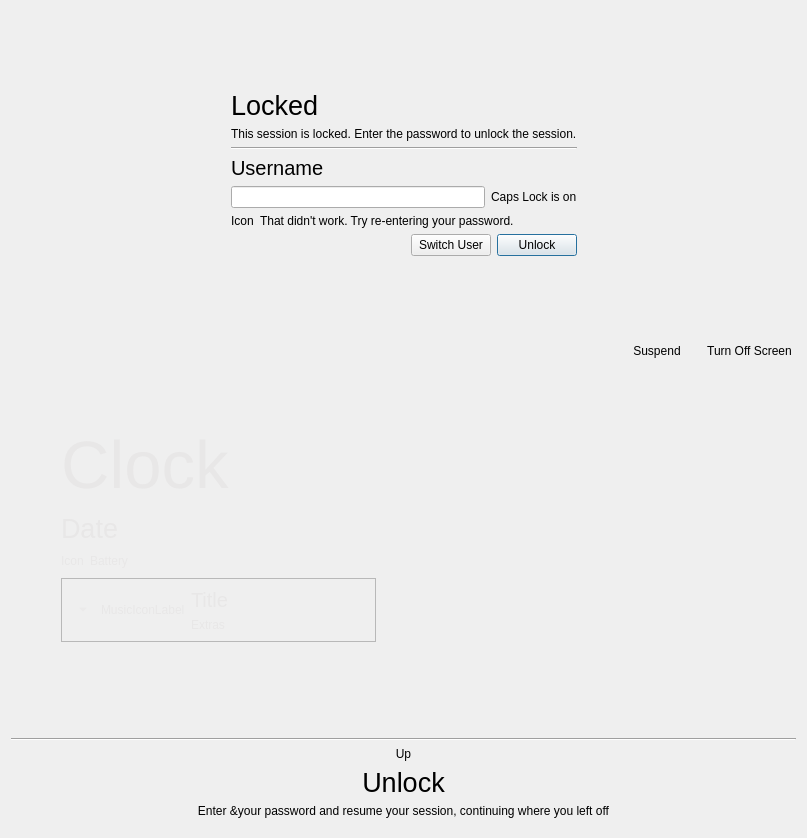
First picture: the form in screenlock/lockscreen.ui, repository vicr123/tsscreenlock, before the edit.
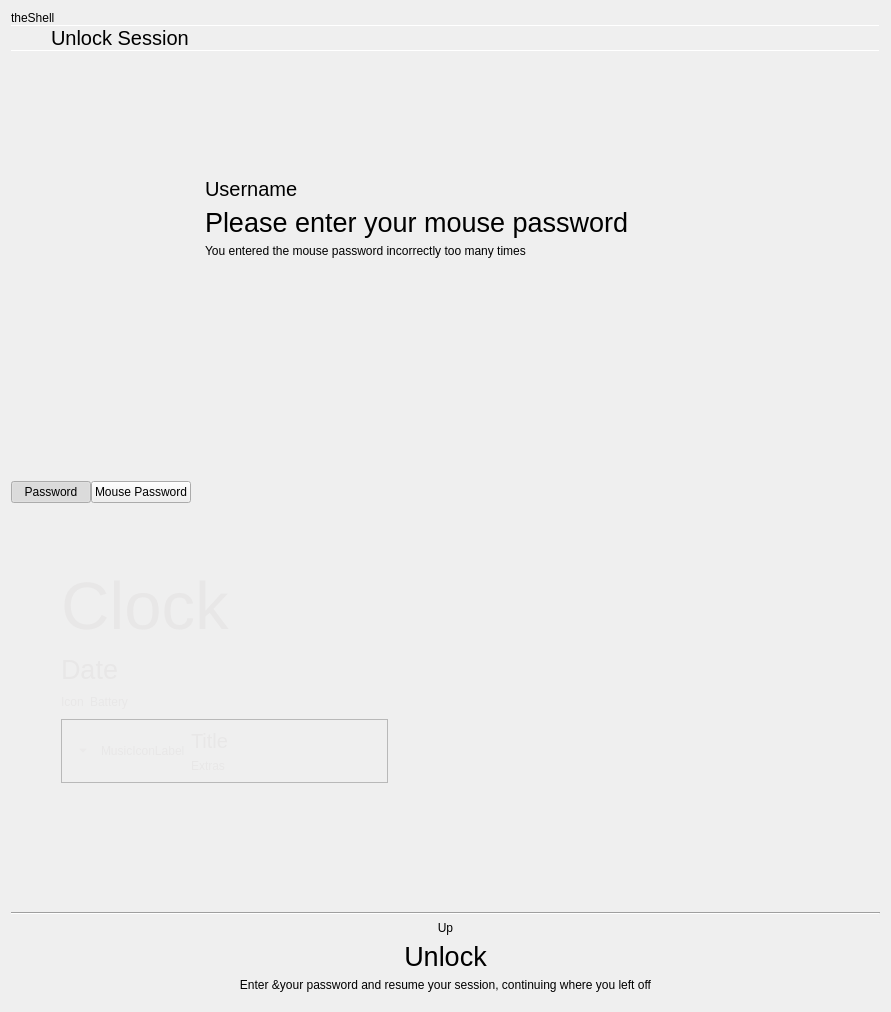
Second picture: the form after the edit. The open tabs and pages were chosen to show the change. Icons and pictures are not drawn. Custom widgets are drawn as their Qt base class.

Commit message: Redesign login experience, translations now supported

```diff
--- a/screenlock/lockscreen.ui
+++ b/screenlock/lockscreen.ui
@@ -6,12 +6,12 @@
    <rect>
     <x>0</x>
     <y>0</y>
-    <width>807</width>
-    <height>838</height>
+    <width>891</width>
+    <height>1012</height>
    </rect>
   </property>
   <property name="windowTitle">
-   <string>Lock Screen</string>
+   <string notr="true">Lock Screen</string>
   </property>
   <layout class="QVBoxLayout" name="verticalLayout_3">
    <item>
@@ -25,7 +25,10 @@
      <property name="frameShadow">
       <enum>QFrame::Raised</enum>
      </property>
-     <layout class="QGridLayout" name="gridLayout">
+     <layout class="QVBoxLayout" name="verticalLayout_8">
+      <property name="spacing">
+       <number>0</number>
+      </property>
       <property name="leftMargin">
        <number>0</number>
       </property>
@@ -38,34 +41,205 @@
       <property name="bottomMargin">
        <number>0</number>
       </property>
-      <item row="0" column="1">
-       <spacer name="verticalSpacer_2">
-        <property name="orientation">
-         <enum>Qt::Vertical</enum>
+      <item>
+       <widget class="QStackedWidget" name="pagesStack">
+        <property name="currentIndex">
+         <number>0</number>
         </property>
-        <property name="sizeHint" stdset="0">
+        <widget class="QWidget" name="page_2">
+         <layout class="QVBoxLayout" name="verticalLayout_10">
+          <property name="spacing">
+           <number>0</number>
+          </property>
+          <property name="leftMargin">
+           <number>0</number>
+          </property>
+          <property name="topMargin">
+           <number>0</number>
+          </property>
+          <property name="rightMargin">
+           <number>0</number>
+          </property>
+          <property name="bottomMargin">
+           <number>0</number>
+          </property>
+          <item>
+           <widget class="QLabel" name="label_7">
+            <property name="text">
+             <string>theShell</string>
+            </property>
+            <property name="margin">
+             <number>3</number>
+            </property>
+           </widget>
+          </item>
+          <item>
+           <widget class="Line" name="line_5">
+            <property name="maximumSize">
          <size>
-          <width>20</width>
-          <height>24</height>
-         </size>
-        </property>
-       </spacer>
-      </item>
-      <item row="2" column="1">
-       <spacer name="verticalSpacer">
+              <width>16777215</width>
+              <height>1</height>
+             </size>
+            </property>
         <property name="orientation">
-         <enum>Qt::Vertical</enum>
-        </property>
-        <property name="sizeHint" stdset="0">
+             <enum>Qt::Horizontal</enum>
+            </property>
+           </widget>
+          </item>
+          <item>
+           <layout class="QHBoxLayout" name="horizontalLayout_9">
+            <item>
+             <widget class="QPushButton" name="goBackButton">
+              <property name="sizePolicy">
+               <sizepolicy hsizetype="Preferred" vsizetype="Preferred">
+                <horstretch>0</horstretch>
+                <verstretch>0</verstretch>
+               </sizepolicy>
+              </property>
+              <property name="toolTip">
+               <string>Back</string>
+              </property>
+              <property name="text">
+               <string/>
+              </property>
+              <property name="icon">
+               <iconset theme="go-previous">
+                <normaloff>.</normaloff>.</iconset>
+              </property>
+              <property name="autoDefault">
+               <bool>false</bool>
+              </property>
+              <property name="flat">
+               <bool>true</bool>
+              </property>
+             </widget>
+            </item>
+            <item>
+             <widget class="QLabel" name="label_2">
+              <property name="sizePolicy">
+               <sizepolicy hsizetype="Expanding" vsizetype="Preferred">
+                <horstretch>0</horstretch>
+                <verstretch>0</verstretch>
+               </sizepolicy>
+              </property>
+              <property name="font">
+               <font>
+                <pointsize>15</pointsize>
+               </font>
+              </property>
+              <property name="text">
+               <string>Unlock Session</string>
+              </property>
+              <property name="margin">
+               <number>9</number>
+              </property>
+             </widget>
+            </item>
+            <item>
+             <widget class="QPushButton" name="switchUserButton">
+              <property name="enabled">
+               <bool>true</bool>
+              </property>
+              <property name="sizePolicy">
+               <sizepolicy hsizetype="Preferred" vsizetype="Preferred">
+                <horstretch>0</horstretch>
+                <verstretch>0</verstretch>
+               </sizepolicy>
+              </property>
+              <property name="toolTip">
+               <string>Switch User</string>
+              </property>
+              <property name="text">
+               <string/>
+              </property>
+              <property name="icon">
+               <iconset theme="system-switch-user">
+                <normaloff>.</normaloff>.</iconset>
+              </property>
+              <property name="autoDefault">
+               <bool>false</bool>
+              </property>
+              <property name="flat">
+               <bool>true</bool>
+              </property>
+             </widget>
+            </item>
+            <item>
+             <widget class="QPushButton" name="SuspendButton">
+              <property name="sizePolicy">
+               <sizepolicy hsizetype="Preferred" vsizetype="Preferred">
+                <horstretch>0</horstretch>
+                <verstretch>0</verstretch>
+               </sizepolicy>
+              </property>
+              <property name="toolTip">
+               <string>Suspend</string>
+              </property>
+              <property name="text">
+               <string/>
+              </property>
+              <property name="icon">
+               <iconset theme="system-suspend">
+                <normaloff>.</normaloff>.</iconset>
+              </property>
+              <property name="flat">
+               <bool>true</bool>
+              </property>
+             </widget>
+            </item>
+            <item>
+             <widget class="QPushButton" name="TurnOffScreenButton">
+              <property name="sizePolicy">
+               <sizepolicy hsizetype="Preferred" vsizetype="Preferred">
+                <horstretch>0</horstretch>
+                <verstretch>0</verstretch>
+               </sizepolicy>
+              </property>
+              <property name="toolTip">
+               <string>Turn Off Screen</string>
+              </property>
+              <property name="text">
+               <string/>
+              </property>
+              <property name="icon">
+               <iconset theme="video-display">
+                <normaloff>.</normaloff>.</iconset>
+              </property>
+              <property name="flat">
+               <bool>true</bool>
+              </property>
+             </widget>
+            </item>
+           </layout>
+          </item>
+          <item>
+           <widget class="Line" name="line_4">
+            <property name="maximumSize">
          <size>
-          <width>20</width>
-          <height>25</height>
-         </size>
-        </property>
-       </spacer>
-      </item>
+              <width>16777215</width>
+              <height>1</height>
+             </size>
+            </property>
+            <property name="orientation">
+             <enum>Qt::Horizontal</enum>
+            </property>
+           </widget>
+          </item>
+          <item>
+           <widget class="QStackedWidget" name="loginStack">
+            <property name="currentIndex">
+             <number>0</number>
+            </property>
+            <widget class="QWidget" name="page">
+             <layout class="QGridLayout" name="gridLayout_2">
       <item row="1" column="1">
        <widget class="QFrame" name="lockFrame">
+                <property name="minimumSize">
+                 <size>
+                  <width>500</width>
+                  <height>0</height>
+                 </size>
+                </property>
         <property name="autoFillBackground">
          <bool>false</bool>
         </property>
@@ -79,35 +253,6 @@
          <number>0</number>
         </property>
         <layout class="QVBoxLayout" name="verticalLayout_2">
-         <item>
-          <widget class="QLabel" name="label_3">
-           <property name="font">
-            <font>
-             <pointsize>20</pointsize>
-            </font>
-           </property>
-           <property name="text">
-            <string>Locked</string>
-           </property>
-          </widget>
-         </item>
-         <item>
-          <widget class="QLabel" name="label_4">
-           <property name="text">
-            <string>This session is locked. Enter the password to unlock the session.</string>
-           </property>
-           <property name="buddy">
-            <cstring></cstring>
-           </property>
-          </widget>
-         </item>
-         <item>
-          <widget class="Line" name="line_2">
-           <property name="orientation">
-            <enum>Qt::Horizontal</enum>
-           </property>
-          </widget>
-         </item>
          <item>
           <widget class="QLabel" name="usernameLabel">
            <property name="font">
@@ -116,13 +261,49 @@
             </font>
            </property>
            <property name="text">
-            <string>Username</string>
+                    <string notr="true">Username</string>
            </property>
            <property name="buddy">
             <cstring></cstring>
            </property>
           </widget>
          </item>
+                 <item>
+                  <widget class="QLabel" name="label_3">
+                   <property name="font">
+                    <font>
+                     <pointsize>20</pointsize>
+                    </font>
+                   </property>
+                   <property name="text">
+                    <string>Please enter your password</string>
+                   </property>
+                  </widget>
+                 </item>
+                 <item>
+                  <spacer name="verticalSpacer_7">
+                   <property name="orientation">
+                    <enum>Qt::Vertical</enum>
+                   </property>
+                   <property name="sizeType">
+                    <enum>QSizePolicy::Fixed</enum>
+                   </property>
+                   <property name="sizeHint" stdset="0">
+                    <size>
+                     <width>20</width>
+                     <height>40</height>
+                    </size>
+                   </property>
+                  </spacer>
+                 </item>
+                 <item>
+                  <layout class="QVBoxLayout" name="verticalLayout_14">
+                   <property name="spacing">
+                    <number>0</number>
+                   </property>
+                   <property name="bottomMargin">
+                    <number>0</number>
+                   </property>
          <item>
           <layout class="QHBoxLayout" name="horizontalLayout_8">
            <property name="bottomMargin">
@@ -130,11 +311,22 @@
            </property>
            <item>
             <widget class="QLineEdit" name="password">
+                       <property name="font">
+                        <font>
+                         <pointsize>30</pointsize>
+                        </font>
+                       </property>
+                       <property name="frame">
+                        <bool>false</bool>
+                       </property>
              <property name="echoMode">
               <enum>QLineEdit::Password</enum>
              </property>
+                       <property name="alignment">
+                        <set>Qt::AlignCenter</set>
+                       </property>
              <property name="clearButtonEnabled">
-              <bool>true</bool>
+                        <bool>false</bool>
              </property>
             </widget>
            </item>
@@ -148,136 +340,39 @@
              </property>
             </widget>
            </item>
-          </layout>
-         </item>
-         <item>
-          <widget class="QFrame" name="incorrectPasswordFrame">
-           <property name="frameShape">
-            <enum>QFrame::NoFrame</enum>
-           </property>
-           <property name="frameShadow">
-            <enum>QFrame::Raised</enum>
-           </property>
-           <layout class="QHBoxLayout" name="horizontalLayout_7">
-            <property name="leftMargin">
-             <number>0</number>
-            </property>
-            <property name="topMargin">
-             <number>0</number>
-            </property>
-            <property name="rightMargin">
-             <number>0</number>
-            </property>
-            <property name="bottomMargin">
-             <number>0</number>
-            </property>
-            <item>
-             <widget class="QLabel" name="incorrectPasswordWarningIcon">
-              <property name="text">
-               <string notr="true">Icon</string>
-              </property>
-             </widget>
-            </item>
-            <item>
-             <widget class="QLabel" name="incorrectPassword">
-              <property name="sizePolicy">
-               <sizepolicy hsizetype="Expanding" vsizetype="Preferred">
-                <horstretch>0</horstretch>
-                <verstretch>0</verstretch>
-               </sizepolicy>
-              </property>
-              <property name="text">
-               <string>That didn't work. Try re-entering your password.</string>
-              </property>
-              <property name="buddy">
-               <cstring></cstring>
-              </property>
-             </widget>
-            </item>
-           </layout>
-          </widget>
-         </item>
-         <item>
-          <layout class="QHBoxLayout" name="horizontalLayout_2">
-           <item>
-            <widget class="QPushButton" name="goBackButton">
-             <property name="text">
-              <string/>
-             </property>
-             <property name="icon">
-              <iconset theme="go-previous">
-               <normaloff>.</normaloff>.</iconset>
-             </property>
-             <property name="autoDefault">
-              <bool>false</bool>
-             </property>
-             <property name="flat">
-              <bool>true</bool>
-             </property>
-            </widget>
-           </item>
-           <item>
-            <spacer name="horizontalSpacer_4">
-             <property name="orientation">
-              <enum>Qt::Horizontal</enum>
-             </property>
-             <property name="sizeHint" stdset="0">
-              <size>
-               <width>40</width>
-               <height>20</height>
-              </size>
-             </property>
-            </spacer>
-           </item>
-           <item>
-            <widget class="QPushButton" name="switchUserButton">
-             <property name="enabled">
-              <bool>true</bool>
-             </property>
-             <property name="text">
-              <string>Switch User</string>
-             </property>
-             <property name="icon">
-              <iconset theme="system-switch-user">
-               <normaloff>.</normaloff>.</iconset>
-             </property>
-             <property name="autoDefault">
-              <bool>false</bool>
-             </property>
-            </widget>
-           </item>
            <item>
             <widget class="QPushButton" name="unlockButton">
+                       <property name="sizePolicy">
+                        <sizepolicy hsizetype="Preferred" vsizetype="Preferred">
+                         <horstretch>0</horstretch>
+                         <verstretch>0</verstretch>
+                        </sizepolicy>
+                       </property>
              <property name="text">
-              <string>Unlock</string>
+                        <string/>
              </property>
              <property name="icon">
-              <iconset theme="system-lock-screen">
+                        <iconset theme="go-next">
                <normaloff>.</normaloff>.</iconset>
              </property>
              <property name="default">
+                        <bool>false</bool>
+                       </property>
+                       <property name="flat">
               <bool>true</bool>
              </property>
             </widget>
            </item>
           </layout>
          </item>
+                   <item>
+                    <widget class="UnderlineAnimation" name="PasswordUnderline" native="true"/>
+                   </item>
+                  </layout>
+                 </item>
         </layout>
        </widget>
       </item>
-      <item row="1" column="0">
-       <spacer name="horizontalSpacer">
-        <property name="orientation">
-         <enum>Qt::Horizontal</enum>
-        </property>
-        <property name="sizeHint" stdset="0">
-         <size>
-          <width>175</width>
-          <height>20</height>
-         </size>
-        </property>
-       </spacer>
-      </item>
       <item row="1" column="2">
        <spacer name="horizontalSpacer_2">
         <property name="orientation">
@@ -285,13 +380,294 @@
         </property>
         <property name="sizeHint" stdset="0">
          <size>
-          <width>174</width>
+                  <width>151</width>
           <height>20</height>
          </size>
         </property>
        </spacer>
       </item>
-      <item row="3" column="0" colspan="3">
+              <item row="0" column="1">
+               <spacer name="verticalSpacer_2">
+                <property name="orientation">
+                 <enum>Qt::Vertical</enum>
+                </property>
+                <property name="sizeHint" stdset="0">
+                 <size>
+                  <width>17</width>
+                  <height>82</height>
+                 </size>
+                </property>
+               </spacer>
+              </item>
+              <item row="1" column="0">
+               <spacer name="horizontalSpacer">
+                <property name="orientation">
+                 <enum>Qt::Horizontal</enum>
+                </property>
+                <property name="sizeHint" stdset="0">
+                 <size>
+                  <width>152</width>
+                  <height>20</height>
+                 </size>
+                </property>
+               </spacer>
+              </item>
+              <item row="2" column="1">
+               <spacer name="verticalSpacer">
+                <property name="orientation">
+                 <enum>Qt::Vertical</enum>
+                </property>
+                <property name="sizeHint" stdset="0">
+                 <size>
+                  <width>20</width>
+                  <height>25</height>
+                 </size>
+                </property>
+               </spacer>
+              </item>
+             </layout>
+            </widget>
+            <widget class="QWidget" name="MousePasswordPage">
+             <layout class="QGridLayout" name="gridLayout">
+              <item row="0" column="1">
+               <spacer name="verticalSpacer_5">
+                <property name="orientation">
+                 <enum>Qt::Vertical</enum>
+                </property>
+                <property name="sizeHint" stdset="0">
+                 <size>
+                  <width>20</width>
+                  <height>69</height>
+                 </size>
+                </property>
+               </spacer>
+              </item>
+              <item row="1" column="0">
+               <spacer name="horizontalSpacer_3">
+                <property name="orientation">
+                 <enum>Qt::Horizontal</enum>
+                </property>
+                <property name="sizeHint" stdset="0">
+                 <size>
+                  <width>169</width>
+                  <height>20</height>
+                 </size>
+                </property>
+               </spacer>
+              </item>
+              <item row="1" column="1">
+               <widget class="QFrame" name="lockFrame_2">
+                <property name="minimumSize">
+                 <size>
+                  <width>500</width>
+                  <height>0</height>
+                 </size>
+                </property>
+                <property name="autoFillBackground">
+                 <bool>false</bool>
+                </property>
+                <property name="frameShape">
+                 <enum>QFrame::NoFrame</enum>
+                </property>
+                <property name="frameShadow">
+                 <enum>QFrame::Plain</enum>
+                </property>
+                <property name="lineWidth">
+                 <number>0</number>
+                </property>
+                <layout class="QVBoxLayout" name="verticalLayout_9">
+                 <item>
+                  <widget class="QLabel" name="usernameLabel_2">
+                   <property name="font">
+                    <font>
+                     <pointsize>15</pointsize>
+                    </font>
+                   </property>
+                   <property name="text">
+                    <string notr="true">Username</string>
+                   </property>
+                   <property name="buddy">
+                    <cstring></cstring>
+                   </property>
+                  </widget>
+                 </item>
+                 <item>
+                  <widget class="QLabel" name="mousePasswordPrompt">
+                   <property name="font">
+                    <font>
+                     <pointsize>20</pointsize>
+                    </font>
+                   </property>
+                   <property name="text">
+                    <string>Please enter your mouse password</string>
+                   </property>
+                  </widget>
+                 </item>
+                 <item>
+                  <widget class="QLabel" name="mousePasswordErrorLabel">
+                   <property name="text">
+                    <string>You entered the mouse password incorrectly too many times</string>
+                   </property>
+                   <property name="wordWrap">
+                    <bool>true</bool>
+                   </property>
+                  </widget>
+                 </item>
+                 <item>
+                  <widget class="QFrame" name="mousePasswordActiveFrame">
+                   <property name="frameShape">
+                    <enum>QFrame::NoFrame</enum>
+                   </property>
+                   <property name="frameShadow">
+                    <enum>QFrame::Raised</enum>
+                   </property>
+                   <layout class="QVBoxLayout" name="verticalLayout_12">
+                    <property name="leftMargin">
+                     <number>0</number>
+                    </property>
+                    <property name="topMargin">
+                     <number>0</number>
+                    </property>
+                    <property name="rightMargin">
+                     <number>0</number>
+                    </property>
+                    <property name="bottomMargin">
+                     <number>0</number>
+                    </property>
+                    <item>
+                     <spacer name="verticalSpacer_8">
+                      <property name="orientation">
+                       <enum>Qt::Vertical</enum>
+                      </property>
+                      <property name="sizeType">
+                       <enum>QSizePolicy::Fixed</enum>
+                      </property>
+                      <property name="sizeHint" stdset="0">
+                       <size>
+                        <width>20</width>
+                        <height>40</height>
+                       </size>
+                      </property>
+                     </spacer>
+                    </item>
+                    <item>
+                     <layout class="QVBoxLayout" name="verticalLayout_13">
+                      <property name="spacing">
+                       <number>0</number>
+                      </property>
+                      <item>
+                       <layout class="QHBoxLayout" name="horizontalLayout_11">
+                        <property name="spacing">
+                         <number>0</number>
+                        </property>
+                        <item>
+                         <widget class="QLabel" name="mousePasswordEchoLabel">
+                          <property name="sizePolicy">
+                           <sizepolicy hsizetype="Expanding" vsizetype="Preferred">
+                            <horstretch>0</horstretch>
+                            <verstretch>0</verstretch>
+                           </sizepolicy>
+                          </property>
+                          <property name="font">
+                           <font>
+                            <pointsize>30</pointsize>
+                           </font>
+                          </property>
+                          <property name="text">
+                           <string/>
+                          </property>
+                          <property name="alignment">
+                           <set>Qt::AlignCenter</set>
+                          </property>
+                         </widget>
+                        </item>
+                        <item>
+                         <widget class="QPushButton" name="retryMousePasswordButton">
+                          <property name="sizePolicy">
+                           <sizepolicy hsizetype="Preferred" vsizetype="Preferred">
+                            <horstretch>0</horstretch>
+                            <verstretch>0</verstretch>
+                           </sizepolicy>
+                          </property>
+                          <property name="text">
+                           <string/>
+                          </property>
+                          <property name="icon">
+                           <iconset theme="view-refresh"/>
+                          </property>
+                          <property name="flat">
+                           <bool>true</bool>
+                          </property>
+                         </widget>
+                        </item>
+                       </layout>
+                      </item>
+                      <item>
+                       <widget class="UnderlineAnimation" name="MouseUnderline" native="true"/>
+                      </item>
+                     </layout>
+                    </item>
+                   </layout>
+                  </widget>
+                 </item>
+                 <item>
+                  <widget class="QFrame" name="incorrectPasswordFrame_2">
+                   <property name="frameShape">
+                    <enum>QFrame::NoFrame</enum>
+                   </property>
+                   <property name="frameShadow">
+                    <enum>QFrame::Raised</enum>
+                   </property>
+                   <layout class="QHBoxLayout" name="horizontalLayout_10">
+                    <property name="leftMargin">
+                     <number>0</number>
+                    </property>
+                    <property name="topMargin">
+                     <number>0</number>
+                    </property>
+                    <property name="rightMargin">
+                     <number>0</number>
+                    </property>
+                    <property name="bottomMargin">
+                     <number>0</number>
+                    </property>
+                   </layout>
+                  </widget>
+                 </item>
+                </layout>
+               </widget>
+              </item>
+              <item row="1" column="2">
+               <spacer name="horizontalSpacer_6">
+                <property name="orientation">
+                 <enum>Qt::Horizontal</enum>
+                </property>
+                <property name="sizeHint" stdset="0">
+                 <size>
+                  <width>168</width>
+                  <height>20</height>
+                 </size>
+                </property>
+               </spacer>
+              </item>
+              <item row="2" column="1">
+               <spacer name="verticalSpacer_6">
+                <property name="orientation">
+                 <enum>Qt::Vertical</enum>
+                </property>
+                <property name="sizeHint" stdset="0">
+                 <size>
+                  <width>20</width>
+                  <height>68</height>
+                 </size>
+                </property>
+               </spacer>
+              </item>
+             </layout>
+            </widget>
+           </widget>
+          </item>
+          <item>
        <widget class="QFrame" name="PowerOptions">
         <property name="frameShape">
          <enum>QFrame::NoFrame</enum>
@@ -300,6 +676,9 @@
          <enum>QFrame::Raised</enum>
         </property>
         <layout class="QHBoxLayout" name="horizontalLayout_6">
+             <property name="spacing">
+              <number>0</number>
+             </property>
          <property name="leftMargin">
           <number>0</number>
          </property>
@@ -312,6 +691,35 @@
          <property name="bottomMargin">
           <number>0</number>
          </property>
+             <item>
+              <widget class="QPushButton" name="passwordButton">
+               <property name="text">
+                <string>Password</string>
+               </property>
+               <property name="checkable">
+                <bool>true</bool>
+               </property>
+               <property name="checked">
+                <bool>true</bool>
+               </property>
+               <property name="autoExclusive">
+                <bool>true</bool>
+               </property>
+              </widget>
+             </item>
+             <item>
+              <widget class="QPushButton" name="mousePasswordButton">
+               <property name="text">
+                <string>Mouse Password</string>
+               </property>
+               <property name="checkable">
+                <bool>true</bool>
+               </property>
+               <property name="autoExclusive">
+                <bool>true</bool>
+               </property>
+              </widget>
+             </item>
          <item>
           <spacer name="horizontalSpacer_8">
            <property name="orientation">
@@ -325,28 +733,116 @@
            </property>
           </spacer>
          </item>
+            </layout>
+           </widget>
+          </item>
+         </layout>
+        </widget>
+        <widget class="QWidget" name="page_3">
+         <layout class="QVBoxLayout" name="verticalLayout_11">
+          <property name="spacing">
+           <number>0</number>
+          </property>
+          <property name="leftMargin">
+           <number>0</number>
+          </property>
+          <property name="topMargin">
+           <number>0</number>
+          </property>
+          <property name="rightMargin">
+           <number>0</number>
+          </property>
+          <property name="bottomMargin">
+           <number>0</number>
+          </property>
          <item>
-          <widget class="QPushButton" name="SuspendButton">
+           <widget class="QLabel" name="label_4">
            <property name="text">
-            <string>Suspend</string>
-           </property>
+             <string>theShell</string>
+            </property>
+            <property name="margin">
+             <number>3</number>
+            </property>
+           </widget>
+          </item>
+          <item>
+           <widget class="Line" name="line_6">
+            <property name="maximumSize">
+             <size>
+              <width>16777215</width>
+              <height>1</height>
+             </size>
+            </property>
+            <property name="orientation">
+             <enum>Qt::Horizontal</enum>
+            </property>
+           </widget>
+          </item>
+          <item>
+           <layout class="QHBoxLayout" name="horizontalLayout_12">
+            <item>
+             <widget class="QPushButton" name="backToLogin">
+              <property name="sizePolicy">
+               <sizepolicy hsizetype="Preferred" vsizetype="Preferred">
+                <horstretch>0</horstretch>
+                <verstretch>0</verstretch>
+               </sizepolicy>
+              </property>
+              <property name="toolTip">
+               <string>Back</string>
+              </property>
+              <property name="text">
+               <string/>
+              </property>
            <property name="icon">
-            <iconset theme="system-suspend">
+               <iconset theme="go-previous">
              <normaloff>.</normaloff>.</iconset>
            </property>
+              <property name="autoDefault">
+               <bool>false</bool>
+              </property>
            <property name="flat">
             <bool>true</bool>
            </property>
           </widget>
          </item>
          <item>
-          <widget class="QPushButton" name="TurnOffScreenButton">
+             <widget class="QLabel" name="label_5">
+              <property name="sizePolicy">
+               <sizepolicy hsizetype="Expanding" vsizetype="Preferred">
+                <horstretch>0</horstretch>
+                <verstretch>0</verstretch>
+               </sizepolicy>
+              </property>
+              <property name="font">
+               <font>
+                <pointsize>15</pointsize>
+               </font>
+              </property>
            <property name="text">
-            <string>Turn Off Screen</string>
-           </property>
+               <string>Switch Users</string>
+              </property>
+              <property name="margin">
+               <number>9</number>
+              </property>
+             </widget>
+            </item>
+            <item>
+             <widget class="QPushButton" name="newSessionButton">
+              <property name="sizePolicy">
+               <sizepolicy hsizetype="Preferred" vsizetype="Preferred">
+                <horstretch>0</horstretch>
+                <verstretch>0</verstretch>
+               </sizepolicy>
+              </property>
+              <property name="toolTip">
+               <string>New Session</string>
+              </property>
+              <property name="text">
+               <string/>
+              </property>
            <property name="icon">
-            <iconset theme="video-display">
-             <normaloff>.</normaloff>.</iconset>
+               <iconset theme="list-add"/>
            </property>
            <property name="flat">
             <bool>true</bool>
@@ -354,6 +850,46 @@
           </widget>
          </item>
         </layout>
+          </item>
+          <item>
+           <widget class="Line" name="line_2">
+            <property name="orientation">
+             <enum>Qt::Horizontal</enum>
+            </property>
+           </widget>
+          </item>
+          <item>
+           <widget class="QLabel" name="label_6">
+            <property name="text">
+             <string>Who do you want to switch to?</string>
+            </property>
+            <property name="margin">
+             <number>9</number>
+            </property>
+           </widget>
+          </item>
+          <item>
+           <widget class="Line" name="line_3">
+            <property name="maximumSize">
+             <size>
+              <width>16777215</width>
+              <height>1</height>
+             </size>
+            </property>
+            <property name="orientation">
+             <enum>Qt::Horizontal</enum>
+            </property>
+           </widget>
+          </item>
+          <item>
+           <widget class="QListWidget" name="availableUsersList">
+            <property name="frameShape">
+             <enum>QFrame::NoFrame</enum>
+            </property>
+           </widget>
+          </item>
+         </layout>
+        </widget>
        </widget>
       </item>
      </layout>
@@ -579,14 +1115,14 @@
                      </font>
                     </property>
                     <property name="text">
-                     <string>Title</string>
+                     <string notr="true">Title</string>
                     </property>
                    </widget>
                   </item>
                   <item>
                    <widget class="QLabel" name="mprisMetadata">
                     <property name="text">
-                     <string>Extras</string>
+                     <string notr="true">Extras</string>
                     </property>
                    </widget>
                   </item>
@@ -749,8 +1285,8 @@
              <rect>
               <x>0</x>
               <y>0</y>
-              <width>360</width>
-              <height>381</height>
+              <width>428</width>
+              <height>382</height>
              </rect>
             </property>
             <property name="sizePolicy">
@@ -857,6 +1393,14 @@
    </item>
   </layout>
  </widget>
+ <customwidgets>
+  <customwidget>
+   <class>UnderlineAnimation</class>
+   <extends>QWidget</extends>
+   <header>underlineanimation.h</header>
+   <container>1</container>
+  </customwidget>
+ </customwidgets>
  <resources/>
  <connections/>
 </ui>
```
Lines whose indentation alone changed are shown as unchanged. The commit also changes 24 other files.
